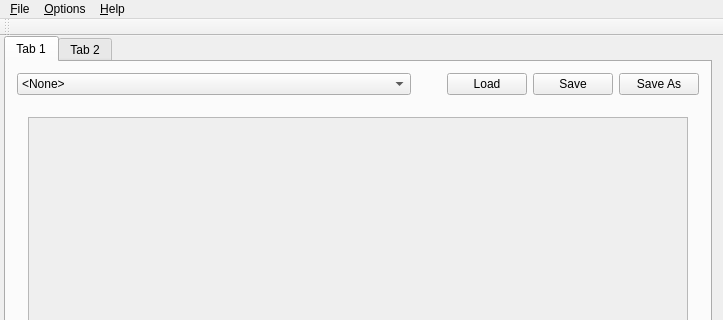
First picture: the form in src/mainwindow.ui, repository AntiMicroX/antimicrox, before the edit; both pictures show x 0 to 723 and y 0 to 320 of the 723 by 526 pixel window.
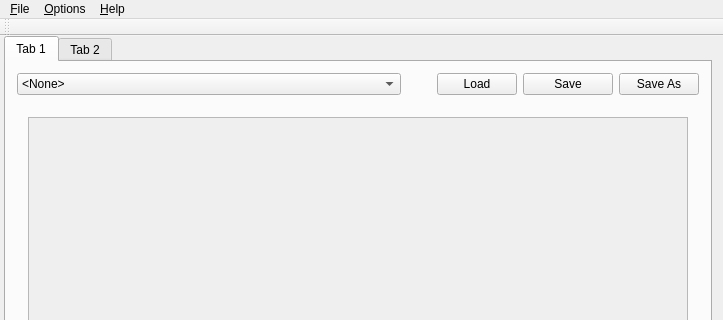
Second picture: the form after the edit. Icons and pictures are not drawn.

Commit message: Updated French translation file. Added theme icons to some widgets

The edit to the form file:
```diff
--- a/src/mainwindow.ui
+++ b/src/mainwindow.ui
@@ -143,7 +143,7 @@
               <item>
                <widget class="QComboBox" name="configBox">
                 <property name="sizePolicy">
-                 <sizepolicy hsizetype="Preferred" vsizetype="Fixed">
+                 <sizepolicy hsizetype="Expanding" vsizetype="Preferred">
                   <horstretch>0</horstretch>
                   <verstretch>0</verstretch>
                  </sizepolicy>
@@ -177,7 +177,7 @@
               <item>
                <widget class="QPushButton" name="pushButton_8">
                 <property name="sizePolicy">
-                 <sizepolicy hsizetype="Fixed" vsizetype="Fixed">
+                 <sizepolicy hsizetype="Preferred" vsizetype="Preferred">
                   <horstretch>0</horstretch>
                   <verstretch>0</verstretch>
                  </sizepolicy>
@@ -196,14 +196,14 @@
               <item>
                <widget class="QPushButton" name="pushButton_7">
                 <property name="sizePolicy">
-                 <sizepolicy hsizetype="Fixed" vsizetype="Fixed">
+                 <sizepolicy hsizetype="Preferred" vsizetype="Preferred">
                   <horstretch>0</horstretch>
                   <verstretch>0</verstretch>
                  </sizepolicy>
                 </property>
                 <property name="minimumSize">
                  <size>
-                  <width>0</width>
+                  <width>90</width>
                   <height>0</height>
                  </size>
                 </property>
```
Left out of the diff: 45 changed lines with no effect on the pictures. The commit also changes 5 other files.
